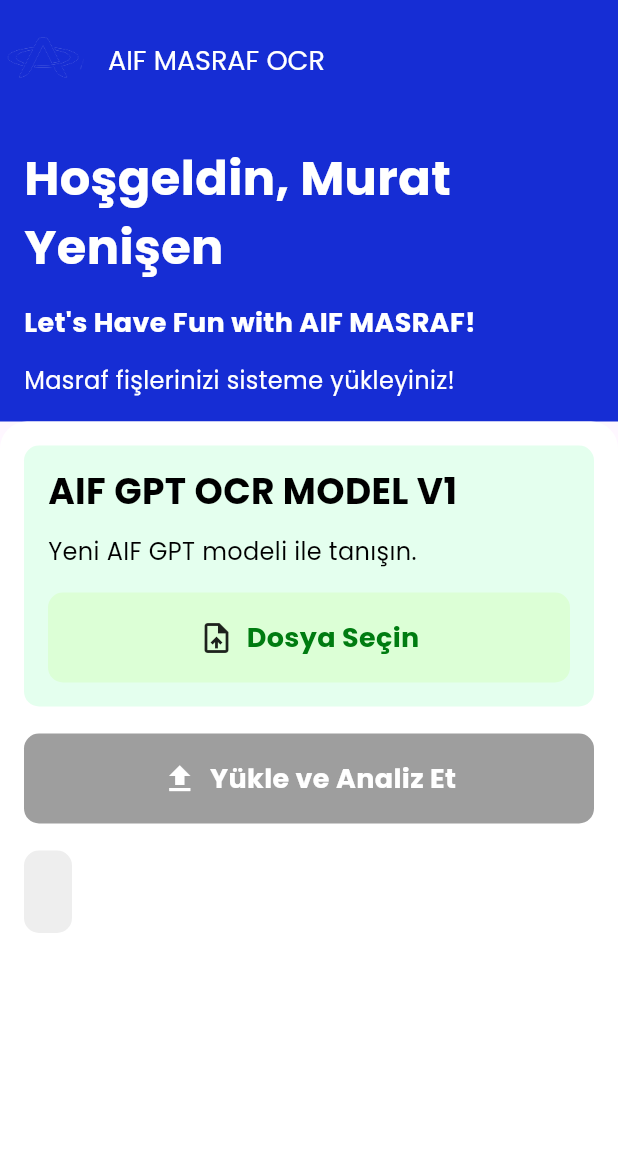
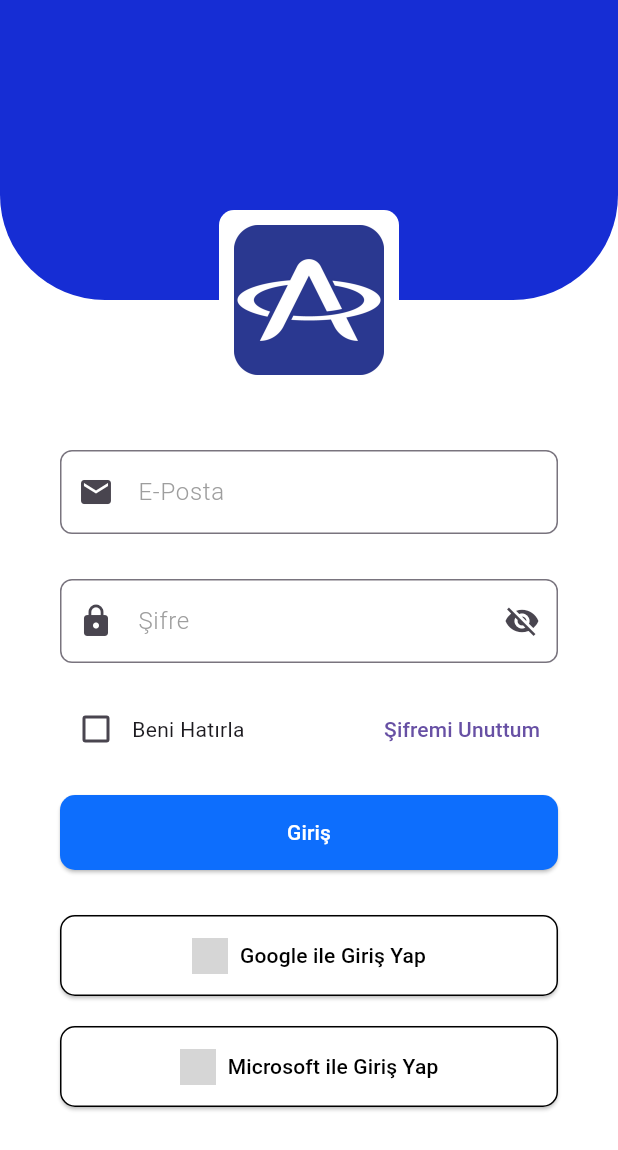
Before and after one commit to bengisudemr/aif_masraf_ocr, a Flutter app: the screen it shows after launch, on a phone screen of 412 x 824 dp. Shown: the top 1150 px of the screen. Run offline on Flutter 3.47's test engine with Material 3 defaults, Android fonts, the phone set to English and light mode, and no system bars; our stand-ins replace file_picker, image_picker, permission_handler; grey boxes are pictures that could not be loaded.

Commit message:
login sayfası yapıldı

```diff
--- a/lib/login_page.dart
+++ /dev/null
@@ -1 +0,0 @@
-// TODO Implement this library.
--- a/lib/loginpage.dart
+++ b/lib/loginpage.dart
@@ -1,52 +1,158 @@
-// login_page.dart
 import 'package:flutter/material.dart';
 
-class LoginPage extends StatelessWidget {
-  const LoginPage({super.key});
+class Loginpage extends StatelessWidget {
+  const Loginpage({super.key});
 
   @override
   Widget build(BuildContext context) {
-    return Scaffold(
-      appBar: AppBar(
-        title: const Text('Giriş Yap'),
-        backgroundColor: const Color(0xFF162dd4), // Arka plan rengini mevcut uygulama ile uyumlu hale getirdik
+    return MaterialApp(
+      debugShowCheckedModeBanner: false,
+      home: Scaffold(
+        backgroundColor: Colors.white,
+        body: const LoginScreen(),
       ),
-      body: Padding(
-        padding: const EdgeInsets.all(16.0),
+    );
+  }
+}
+
+class LoginScreen extends StatelessWidget {
+  const LoginScreen({super.key});
+
+  @override
+  Widget build(BuildContext context) {
+    return SingleChildScrollView(
       child: Column(
         mainAxisAlignment: MainAxisAlignment.center,
         children: [
-            const TextField(
-              decoration: InputDecoration(
-                labelText: 'E-posta',
-                border: OutlineInputBorder(),
+          Container(
+            width: double.infinity, // Container genişliği sayfanın tamamını kaplayacak
+            decoration: BoxDecoration(
+              color: const Color(0xFF162dd4), // Arka plan rengi
+              borderRadius: const BorderRadius.only(
+                bottomLeft: Radius.circular(70),
+                bottomRight: Radius.circular(70),
               ),
             ),
-            const SizedBox(height: 16),
-            const TextField(
-              decoration: InputDecoration(
-                labelText: 'Şifre',
-                border: OutlineInputBorder(),
+            padding: const EdgeInsets.all(40),
+            child: Align(
+              alignment: Alignment.bottomCenter, // Alt ortada hizalama
+              child: Transform.translate(
+                offset: Offset(0, 100), // Logo container'ını yukarı taşıma
+                child: Container(
+                  padding: const EdgeInsets.all(10.0), // Logo etrafında padding
+                  decoration: BoxDecoration(
+                    color: Colors.white, // Logo etrafında beyaz arka plan
+                    borderRadius: BorderRadius.circular(10.0), // Border radius
                   ),
-              obscureText: true,
-            ),
-            const SizedBox(height: 16),
-            ElevatedButton(
-              onPressed: () {
-                // Giriş işlemi burada yapılacak
-              },
-              style: ElevatedButton.styleFrom(
-                backgroundColor: const Color(0xFF0D6EFD), // Buton rengini ayarladık
-                padding: const EdgeInsets.symmetric(vertical: 16.0),
-                shape: RoundedRectangleBorder(
-                  borderRadius: BorderRadius.circular(10.0),
+                  child: Image(
+                    image: AssetImage('images/aif-logo.jpg'), // Logo
+                    width: 100,
                   ),
                 ),
-              child: const Text('Giriş Yap'),
+              ),
+            ),
+          ),
+          const SizedBox(height: 100),
+          Padding(
+            padding: const EdgeInsets.symmetric(horizontal: 40),
+            child: Column(
+              crossAxisAlignment: CrossAxisAlignment.stretch,
+              children: [
+                TextField(
+                  decoration: InputDecoration(
+                    prefixIcon: const Icon(Icons.email),
+                    hintText: 'E-Posta',
+                    hintStyle: TextStyle(
+                      color: Colors.grey, // Hint yazısı rengi
+                      fontWeight: FontWeight.w300, // İnce yazı
+                    ),
+                    border: OutlineInputBorder(
+                      borderRadius: BorderRadius.circular(8),
+                    ),
+                  ),
+                ),
+                const SizedBox(height: 30),
+                TextField(
+                  obscureText: true,
+                  decoration: InputDecoration(
+                    prefixIcon: const Icon(Icons.lock),
+                    hintText: 'Şifre',
+                    hintStyle: TextStyle(
+                      color: Colors.grey, // Hint yazısı rengi
+                      fontWeight: FontWeight.w300, // İnce yazı
+                    ),
+                    suffixIcon: const Icon(Icons.visibility_off),
+                    border: OutlineInputBorder(
+                      borderRadius: BorderRadius.circular(8),
+                    ),
+                  ),
+                ),
+                const SizedBox(height: 20),
+                Row(
+                  children: [
+                    Checkbox(
+                      value: false,
+                      onChanged: (value) {},
+                      activeColor: const Color(0xFF162dd4), // Beni Hatırla checkbox'ın rengi
+                    ),
+                    const Text('Beni Hatırla'),
+                    const Spacer(),
+                    TextButton(
+                      onPressed: () {},
+                      child: const Text('Şifremi Unuttum'),
+                    ),
+                  ],
+                ),
+                const SizedBox(height: 20),
+                ElevatedButton(
+                  onPressed: () {},
+                  style: ElevatedButton.styleFrom(
+                    backgroundColor: const Color(0xFF0D6EFD), // Buton rengini değiştirdik
+                    shape: RoundedRectangleBorder(
+                      borderRadius: BorderRadius.circular(10), // Buton köşeleri yuvarlatıldı
+                    ),
+                    padding: const EdgeInsets.symmetric(vertical: 15),
+                  ),
+                  child: const Text(
+                    'Giriş',
+                    style: TextStyle(color: Colors.white), // Buton yazı rengi beyaz
+                  ),
+                ),
+                const SizedBox(height: 30),
+                ElevatedButton.icon(
+                  onPressed: () {},
+                  icon: Image.asset('images/google-logo.png', width: 24), // Google logosu
+                  label: const Text('Google ile Giriş Yap'),
+                  style: ElevatedButton.styleFrom(
+                    backgroundColor: Colors.white,
+                    foregroundColor: Colors.black,
+                    side: const BorderSide(color: Colors.black),
+                    shape: RoundedRectangleBorder(
+                      borderRadius: BorderRadius.circular(10), // Buton köşeleri yuvarlatıldı
+                    ),
+                    padding: const EdgeInsets.symmetric(vertical: 15),
+                  ),
+                ),
+                const SizedBox(height: 20),
+                ElevatedButton.icon(
+                  onPressed: () {},
+                  icon: Image.asset('images/microsoft-logo.png', width: 24), // Microsoft logosu
+                  label: const Text('Microsoft ile Giriş Yap'),
+                  style: ElevatedButton.styleFrom(
+                    backgroundColor: Colors.white,
+                    foregroundColor: Colors.black,
+                    side: const BorderSide(color: Colors.black),
+                    shape: RoundedRectangleBorder(
+                      borderRadius: BorderRadius.circular(10), // Buton köşeleri yuvarlatıldı
+                    ),
+                    padding: const EdgeInsets.symmetric(vertical: 15),
+                  ),
                 ),
               ],
             ),
           ),
+        ],
+      ),
     );
   }
 }
--- a/lib/main.dart
+++ b/lib/main.dart
@@ -5,6 +5,8 @@ import 'package:file_picker/file_picker.dart';
 import 'package:image_picker/image_picker.dart';
 import 'package:permission_handler/permission_handler.dart';
 import 'package:http/http.dart' as http;
+import 'package:aif_masraf_ocr/loginpage.dart';
+
 
 void main() {
   runApp(const MyApp());
@@ -40,7 +42,11 @@ class MyApp extends StatelessWidget {
           ),
         ),
       ),
-      home: const MyHomePage(),
+      initialRoute: '/',  // Başlangıç rotası
+      routes: {
+        '/': (context) => const Loginpage(),  // Giriş sayfası
+        '/home': (context) => const MyHomePage(),  // Ana sayfa
+      },
     );
   }
 }
--- a/pubspec.yaml
+++ b/pubspec.yaml
@@ -69,7 +69,7 @@ flutter:
   # To add assets to your application, add an assets section, like this:
   assets:
      - images/logo.png
-  #   - images/a_dot_ham.jpeg
+     - images/aif-logo.jpg
 
   # An image asset can refer to one or more resolution-specific "variants", see
   # https://flutter.dev/to/resolution-aware-images
```
Also changed, not shown: images/aif-logo.jpg (added). Lines whose indentation alone changed are shown as unchanged.
